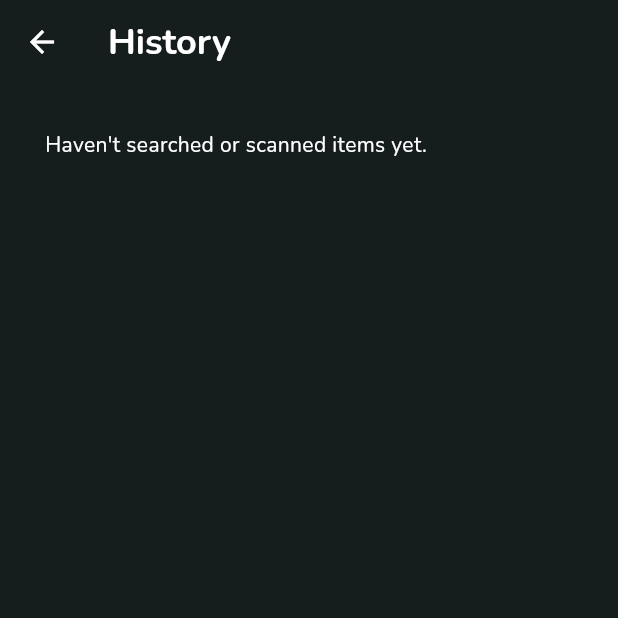
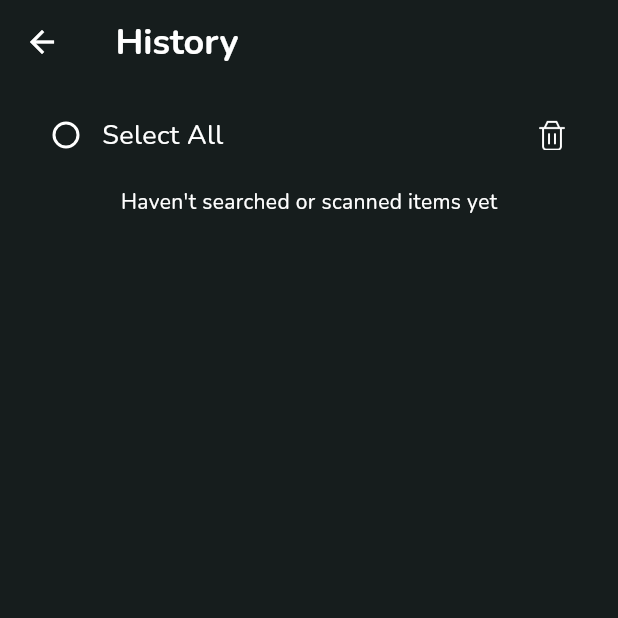
Before and after one commit to justPhyniX/ratemybite-flutter, a Flutter app: the HistoryPage screen opened directly, on a phone screen of 412 x 824 dp, the top half of it. Run offline on Flutter 3.47's test engine with Material 3 defaults, Android fonts, the phone set to English and light mode, and no system bars; our stand-ins replace flutter_svg, hive_ce, hive_ce_flutter, image_picker, multi_select_flutter, permission_handler; missing offline and left inert: mobile_scanner; accounts and stored records are empty.

Commit message:
almost finished with history page - barcode scanning now stores found product in history local db - fixed history_item styling - search bar adds found product in history local db - history page now shows MAXIMUM 10 items - added functionality to delete button for every history_item - added select all checkbox and delete all button (NOT FUNCTIONAL)

```diff
--- a/lib/assets/elements/barcode_scanner.dart
+++ b/lib/assets/elements/barcode_scanner.dart
@@ -1,5 +1,6 @@
 import 'dart:developer';
 import 'package:flutter/material.dart';
+import 'package:hive_ce_flutter/hive_flutter.dart';
 import 'package:ratemybite/data_service.dart';
 import 'package:ratemybite/Models/DTOs/ProductDto.dart';
 import 'package:ratemybite/pages/add_product.dart';
@@ -47,6 +48,7 @@ class _MyBarcodeScannerState extends State<MyBarcodeScanner> {
   @override
   Widget build(BuildContext context) {
     final dataService = DataService();  //handles the api calls
+    final _myBox = Hive.box("HISTORY_BOX");
 
     if (_isLoading) {
       return const SizedBox(
@@ -98,6 +100,10 @@ class _MyBarcodeScannerState extends State<MyBarcodeScanner> {
 
                 ProductDto? product = await dataService.GetProductByBarcode(barcode ??= '0');
                 if (product != null) {
+                  // Save product to search history
+                  _myBox.add(product);
+
+                  // Send user to product page
                   Navigator.push(
                     context,
                     MaterialPageRoute(builder: (context) => ProductInfo(product: product, dataService: dataService)),
--- a/lib/data_service.dart
+++ b/lib/data_service.dart
@@ -12,8 +12,8 @@ class DataService {
     return _instance;
   }
 
-  final String baseUrl = 'http://192.168.2.3:8080/'; // FOR EMULATOR
-  // final String baseUrl = 'http://192.168.2.8:8080/'; // FOR PHYSICAL DEVICE AT HOME
+  final String baseUrl = 'http://10.0.2.2:8080/'; // FOR EMULATOR
+  // final String baseUrl = 'http://192.168.2.5:8080/'; // FOR PHYSICAL DEVICE AT HOME
 
   Future<ProductDto?> GetProductByName(String productName) async {
     // Assemble request endpoint
--- a/lib/pages/history.dart
+++ b/lib/pages/history.dart
@@ -25,20 +25,83 @@ class _HistoryPageState extends State<HistoryPage> {
     return box.values.cast<ProductDto>().toList();
   }
 
+  void deleteProduct(int index) {
+    setState(() {
+      final box = Hive.box('HISTORY_BOX');
+      box.deleteAt(index);
+    });
+  }
+
   @override
   Widget build(BuildContext context) {
     return Scaffold(
       backgroundColor: Theme.of(context).colorScheme.surface,
       appBar: AppBar(
-        title: Text(
+        title: Padding(
+          padding: const EdgeInsets.symmetric(horizontal: 5.0),
+          child: Text(
             'History',
             style: TextStyle(fontWeight: FontWeight.bold, fontSize: 24),
           ),
         ),
-      body: SafeArea(
+      ),
+      body: Center(
+        child: SafeArea(
           child: Padding(
-          padding: EdgeInsets.all(30),
-          child: FutureBuilder<List<ProductDto>>(
+            padding: EdgeInsets.symmetric(horizontal: 20), // Whole page padding
+            child: Column(
+              children: [
+                Container(
+                  padding: EdgeInsets.symmetric(vertical: 10),
+                  child: Row(
+                    children: [
+                      Expanded(
+                        child: SizedBox(
+                          child: Row(
+                            children: [
+                              Checkbox(
+                                shape: CircleBorder(),
+                                checkColor: const Color.fromARGB(255, 255, 255, 255),
+                                value: false,
+                                onChanged: (bool? flag) {
+                                  flag = true; // TODO: Add functionality to select all
+                                }
+                              ),
+
+                              Text(
+                                'Select All',
+                                style: TextStyle(
+                                  fontSize: 18,
+                                ),
+                                ),
+                            ],
+                          ),
+                        ),
+                      ),
+
+                      Expanded(
+                        child: Align(
+                          alignment: Alignment.centerRight,
+                          child: SizedBox(
+                            child: IconButton(
+                              onPressed: () {
+                                // TODO: Add functionality to delete all
+                              },
+                              icon: ImageIcon(
+                                size: 20,
+                                AssetImage(
+                                  'lib/assets/icons/product/delete_icon.png'
+                                )
+                              ),
+                            ),
+                          ),
+                        )
+                      ),
+                    ],
+                  ),
+                ),
+
+                FutureBuilder<List<ProductDto>>(
                   future: _loadProducts(),
                   builder: (context, snapshot) {
                     if (snapshot.connectionState == ConnectionState.waiting) {
@@ -46,20 +109,30 @@ class _HistoryPageState extends State<HistoryPage> {
                     } else if (snapshot.hasError) {
                       return Text('Error loading history');
                     } else if (!snapshot.hasData || snapshot.data!.isEmpty) {
-                return Text('Haven\'t searched or scanned items yet.');
+                      return Text('Haven\'t searched or scanned items yet');
                     } else {
                       final products = snapshot.data!;
-                return ListView.builder(
-                  itemCount: products.length,
+                      final last10 = products.reversed.take(10).toList(); // Get last 10 items
+                      return Expanded(
+                        child: ListView.builder(
+                          itemCount: last10.length,
                           itemBuilder: (context, index) {
-                    return HistoryItem(
-                      product: products[index],
+                            return Padding(
+                              padding: const EdgeInsets.only(bottom: 10.0),
+                              child: HistoryItem(
+                                product: last10[index],
                                 dataService: dataService,
+                                deleteProduct: () => deleteProduct(products.length - 1 - index),
+                              ),
                             );
                           },
+                        ),
                       );
                     }
                   },
+                ),
+              ],
+            ),
           ),
         ),
       ),
```
Also changed, not shown: lib/assets/elements/history_item.dart (+29 -15 lines), lib/assets/elements/search_bar.dart (+3 -4 lines). Lines whose indentation alone changed are shown as unchanged.
